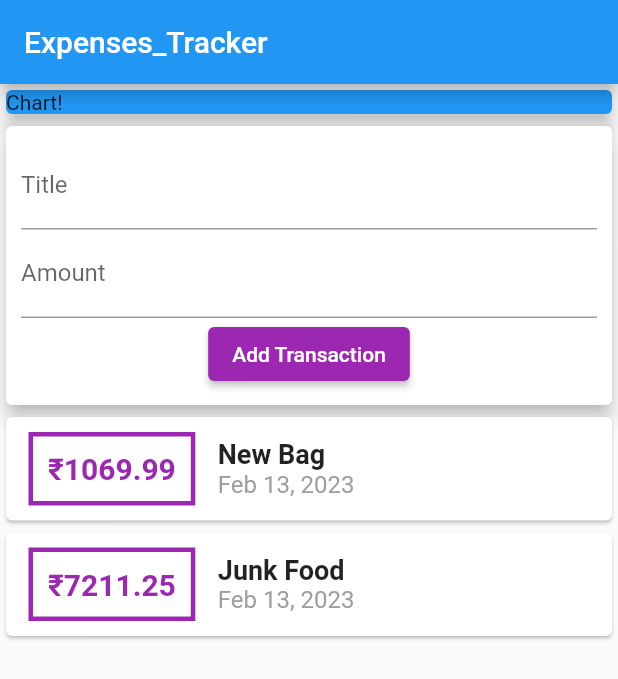
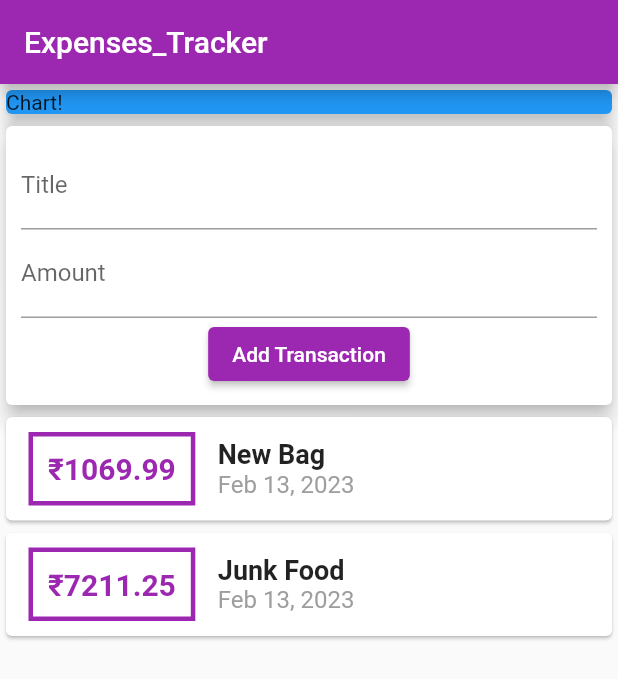
Before and after one commit to SiddharthKoyugura/CashControl, a Flutter app: the screen it shows after launch, on a phone screen of 412 x 824 dp. Shown: the top 679 px of the screen. Run offline on Flutter 3.47's test engine with Material 2 defaults, Android fonts, the phone set to English and light mode, and no system bars.

Commit message:
form working

```diff
--- a/lib/main.dart
+++ b/lib/main.dart
@@ -1,15 +1,16 @@
 // ignore_for_file: sized_box_for_whitespace
 
 import 'package:flutter/material.dart';
-import 'package:intl/intl.dart';
-import './transaction.dart';
+import 'widgets/user_transactions.dart';
 
-void main() => runApp(MyApp());
+void main() => runApp(const MyApp());
 
 class MyApp extends StatelessWidget {
+  const MyApp({super.key});
+
   @override
   Widget build(BuildContext context) {
-    return MaterialApp(
+    return const MaterialApp(
       title: 'Expenses_Tracker',
       home: MyHomePage(),
     );
@@ -17,31 +18,20 @@ class MyApp extends StatelessWidget {
 }
 
 class MyHomePage extends StatelessWidget {
-  final List<Transaction> transactions = [
-    Transaction(
-      id: "t1",
-      title: "New Bag",
-      amount: 1069.99,
-      date: DateTime.now(),
-    ),
-    Transaction(
-      id: "t2",
-      title: "Junk Food",
-      amount: 7211.25,
-      date: DateTime.now(),
-    ),
-  ];
+  const MyHomePage({super.key});
 
   @override
   Widget build(BuildContext context) {
     return Scaffold(
       appBar: AppBar(
         title: const Text('Expenses_Tracker'),
+        backgroundColor: Colors.purple,
       ),
       body: Column(
         // mainAxisAlignment: MainAxisAlignment.start,
         crossAxisAlignment: CrossAxisAlignment.stretch,
         children: <Widget>[
+          // ignore: avoid_unnecessary_containers
           Container(
             child: const Card(
               color: Colors.blue,
@@ -49,81 +39,7 @@ class MyHomePage extends StatelessWidget {
               child: Text("Chart!"),
             ),
           ),
-          Card(
-            elevation: 5,
-            child: Container(
-              padding: EdgeInsets.all(10),
-              child: Column(
-                children: <Widget>[
-                  TextField(
-                    decoration: InputDecoration(
-                      labelText: "Title",
-                    ),
-                  ),
-                  TextField(
-                    decoration: InputDecoration(
-                      labelText: "Amount",
-                    ),
-                  ),
-                  ElevatedButton(
-                    child: Text("Add Transaction"),
-                    onPressed: () => {},
-                    style: ElevatedButton.styleFrom(
-                      backgroundColor: Colors.purple,
-                      foregroundColor: Colors.white,
-                    ),
-                  ),
-                ],
-              ),
-            ),
-          ),
-          Column(
-              children: transactions.map((transaction) {
-            return Card(
-              child: Row(children: <Widget>[
-                Container(
-                  margin: const EdgeInsets.symmetric(
-                    vertical: 10,
-                    horizontal: 15,
-                  ),
-                  decoration: BoxDecoration(
-                    border: Border.all(
-                      color: Colors.purple,
-                      width: 3,
-                    ),
-                  ),
-                  padding: const EdgeInsets.all(10),
-                  child: Text(
-                    '₹${transaction.amount}',
-                    style: const TextStyle(
-                      fontWeight: FontWeight.bold,
-                      fontSize: 20,
-                      color: Colors.purple,
-                    ),
-                  ),
-                ),
-                Column(
-                  crossAxisAlignment: CrossAxisAlignment.start,
-                  children: <Widget>[
-                    Text(
-                      transaction.title,
-                      style: const TextStyle(
-                        fontWeight: FontWeight.bold,
-                        fontSize: 18,
-                      ),
-                    ),
-                    Text(
-                      DateFormat().add_yMMMd().format(transaction.date),
-                      style: const TextStyle(
-                        color: Colors.grey,
-                        fontSize: 16,
-                      ),
-                    ),
-                  ],
-                ),
-              ]),
-            );
-          }).toList()),
+          const UserTransactions(),
         ],
       ),
     );
--- /dev/null
+++ b/lib/widgets/new_transaction.dart
@@ -0,0 +1,54 @@
+import 'package:flutter/material.dart';
+import './user_transactions.dart';
+
+class NewTransaction extends StatelessWidget {
+  // late String titleInput;
+  // late String amountInput;
+
+  final titleController = TextEditingController();
+  final amountController = TextEditingController();
+  final Function updateTransaction;
+
+  NewTransaction(this.updateTransaction);
+
+  @override
+  Widget build(BuildContext context) {
+    return Card(
+      elevation: 5,
+      child: Container(
+        padding: const EdgeInsets.all(10),
+        child: Column(
+          children: <Widget>[
+            TextField(
+              decoration: const InputDecoration(
+                labelText: "Title",
+              ),
+              // onChanged: (value) => titleInput = value,
+              controller: titleController,
+            ),
+            TextField(
+              decoration: const InputDecoration(
+                labelText: "Amount",
+              ),
+              // onChanged: (value) => amountInput = value,
+              controller: amountController,
+            ),
+            ElevatedButton(
+              onPressed: () => {
+                updateTransaction(
+                  titleController.text,
+                  double.parse(amountController.text),
+                ),
+              },
+              style: ElevatedButton.styleFrom(
+                backgroundColor: Colors.purple,
+                foregroundColor: Colors.white,
+              ),
+              child: const Text("Add Transaction"),
+            ),
+          ],
+        ),
+      ),
+    );
+  }
+}
--- /dev/null
+++ b/lib/widgets/transaction_list.dart
@@ -0,0 +1,59 @@
+import 'package:flutter/material.dart';
+import '../models/transaction.dart';
+import 'package:intl/intl.dart';
+
+class TransactionList extends StatelessWidget {
+  final List<Transaction> transactions;
+  TransactionList(this.transactions);
+
+  @override
+  Widget build(BuildContext context) {
+    return Column(
+        children: transactions.map((transaction) {
+      return Card(
+        child: Row(children: <Widget>[
+          Container(
+            margin: const EdgeInsets.symmetric(
+              vertical: 10,
+              horizontal: 15,
+            ),
+            decoration: BoxDecoration(
+              border: Border.all(
+                color: Colors.purple,
+                width: 3,
+              ),
+            ),
+            padding: const EdgeInsets.all(10),
+            child: Text(
+              '₹${transaction.amount}',
+              style: const TextStyle(
+                fontWeight: FontWeight.bold,
+                fontSize: 20,
+                color: Colors.purple,
+              ),
+            ),
+          ),
+          Column(
+            crossAxisAlignment: CrossAxisAlignment.start,
+            children: <Widget>[
+              Text(
+                transaction.title,
+                style: const TextStyle(
+                  fontWeight: FontWeight.bold,
+                  fontSize: 18,
+                ),
+              ),
+              Text(
+                DateFormat().add_yMMMd().format(transaction.date),
+                style: const TextStyle(
+                  color: Colors.grey,
+                  fontSize: 16,
+                ),
+              ),
+            ],
+          ),
+        ]),
+      );
+    }).toList());
+  }
+}
--- /dev/null
+++ b/lib/widgets/user_transactions.dart
@@ -0,0 +1,50 @@
+import 'package:flutter/material.dart';
+import './transaction_list.dart';
+import './new_transaction.dart';
+import '../models/transaction.dart';
+
+class UserTransactions extends StatefulWidget {
+  const UserTransactions({super.key});
+
+  @override
+  State<UserTransactions> createState() => _UserTransactionsState();
+}
+
+class _UserTransactionsState extends State<UserTransactions> {
+  final List<Transaction> _userTransactions = [
+    Transaction(
+      id: "t1",
+      title: "New Bag",
+      amount: 1069.99,
+      date: DateTime.now(),
+    ),
+    Transaction(
+      id: "t2",
+      title: "Junk Food",
+      amount: 7211.25,
+      date: DateTime.now(),
+    ),
+  ];
+
+  void _addNewTransaction(String title, double amount) {
+    final newTransaction = Transaction(
+      id: DateTime.now().toString(),
+      title: title,
+      amount: amount,
+      date: DateTime.now(),
+    );
+    setState(() {
+      _userTransactions.add(newTransaction);
+    });
+  }
+
+  @override
+  Widget build(BuildContext context) {
+    return Column(
+      children: <Widget>[
+        NewTransaction(_addNewTransaction),
+        TransactionList(_userTransactions),
+      ],
+    );
+  }
+}
```
Also changed, not shown: lib/models/transaction.dart (renamed from lib/transaction.dart).
